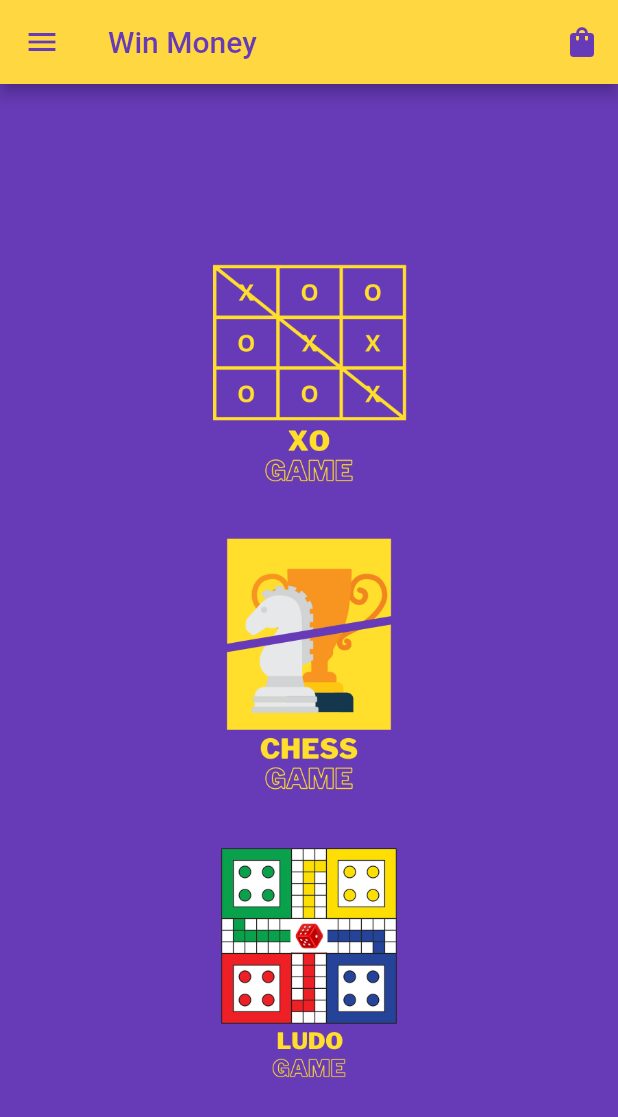
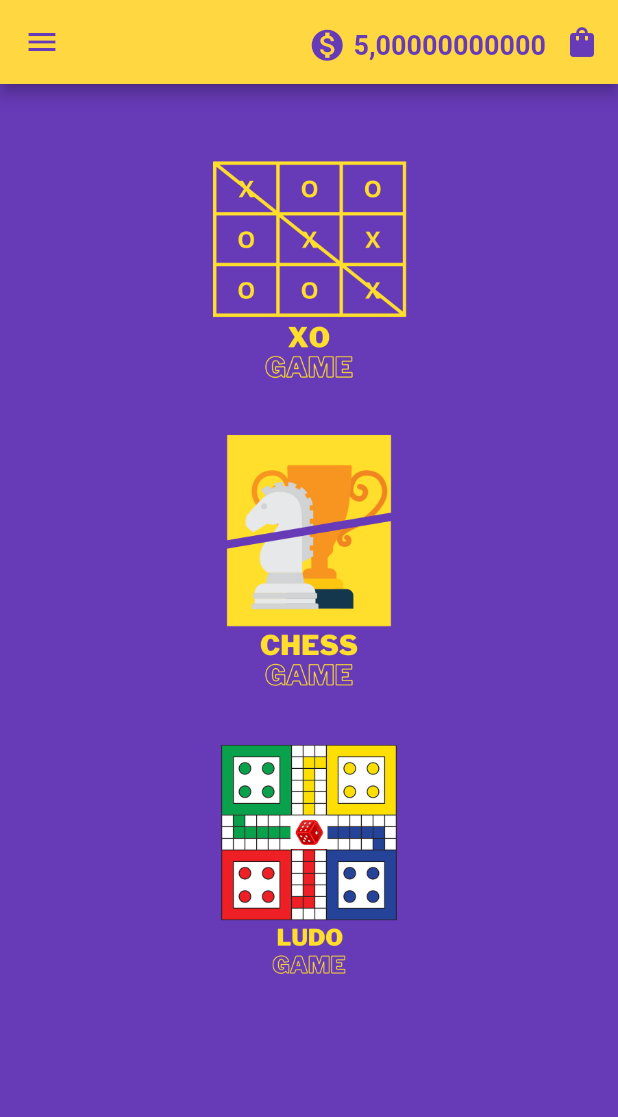
Before and after one commit to devabdu/win_money_game, a Flutter app: the MainScreen screen opened directly, on a phone screen of 412 x 824 dp. Shown: the top 1117 px of the screen. Run offline on Flutter 3.47's test engine with Material 2 defaults, Android fonts, the phone set to English and light mode, and no system bars; our stand-ins replace animated_splash_screen, equatable, lottie, page_transition; missing offline and left inert: flutter_chess_board; network calls fail.

Commit message:
edit appbar

```diff
--- a/lib/layout/home_layout_screen.dart
+++ b/lib/layout/home_layout_screen.dart
@@ -18,16 +18,50 @@ class MainScreen extends StatelessWidget {
         iconTheme: const IconThemeData(
           color: Colors.deepPurple,
         ),
-        title: const Text("Win Money",
-          style: TextStyle(color: Colors.deepPurple),
+        // title: const Text("Win Money Game",
+        //   style: TextStyle(color: Colors.deepPurple),
+        // ),
+        actions: [
+          Padding(
+            padding: const EdgeInsets.only(top:4),
+            child: Row(
+              crossAxisAlignment: CrossAxisAlignment.center,
+              mainAxisAlignment: MainAxisAlignment.center,
+              children:const [
+                Icon(Icons.monetization_on,
+                  color: Colors.deepPurple,
+                  size: 25,
                 ),
-        actions: [
-          IconButton(onPressed: (){}, icon: const Icon(Icons.shopping_bag_rounded),color: Colors.deepPurple,),
+                SizedBox(
+                  width: 5.0,
+                ),
+                Text(
+                  '5,00000000000',
+                  style:TextStyle(
+                    color: Colors.deepPurple,
+                    fontWeight: FontWeight.bold,
+                    fontSize: 18
+                  ),
+                ),
+              ],
+            ),
+          ),
+          IconButton(onPressed: (){}, icon: const Icon(Icons.shopping_bag_rounded,),color: Colors.deepPurple,),
         ],
       ),
       body: Column(
-        crossAxisAlignment: CrossAxisAlignment.center,
-        mainAxisAlignment: MainAxisAlignment.center,
+        children: [
+          // SafeArea(
+          //     child: Padding(
+          //       padding: const EdgeInsets.only(top: 10,left: 320),
+          //       child:
+          //     ),
+          // ),
+          Padding(
+            padding: const EdgeInsets.symmetric(
+              vertical: 30,
+            ),
+            child: Column(
               children: [
                 InkWell(
                   onTap: () {
@@ -64,6 +98,9 @@ class MainScreen extends StatelessWidget {
                 ),
               ],
             ),
+          ),
+        ],
+      ),
     );
   }
 }
```
Lines whose indentation alone changed are shown as unchanged.
